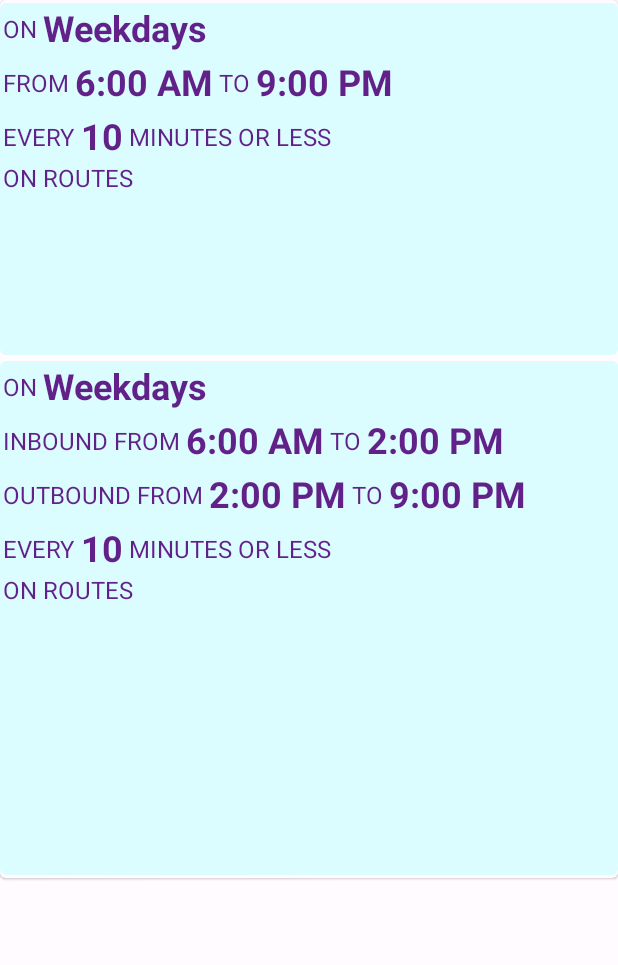
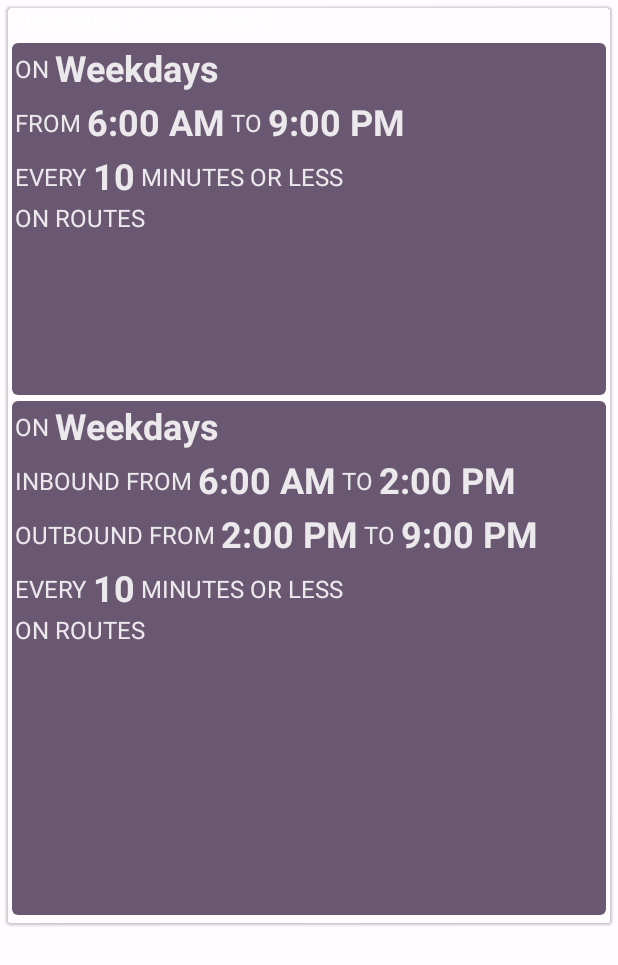
Before and after one commit to alandovskis/mobilispect, an Android app built with Jetpack Compose: the screen it shows after launch (MainActivity), on a phone screen of 412 x 824 dp. Shown: the top 965 px of the screen. Run offline under Robolectric (Android 15) with nearby library versions, the phone set to English and light mode, and no system bars; our stand-ins replace Dagger/Hilt's generated code, livedata-compose.

Commit message:
Frequency Commitment: Use colors from theme

```diff
--- a/android/src/main/java/com/mobilispect/android/ui/frequency/FrequencyCommitmentCard.kt
+++ b/android/src/main/java/com/mobilispect/android/ui/frequency/FrequencyCommitmentCard.kt
@@ -20,29 +20,48 @@ import androidx.compose.ui.unit.dp
 import androidx.compose.ui.unit.sp
 import androidx.lifecycle.viewmodel.compose.viewModel
 import com.mobilispect.android.R
-import com.mobilispect.android.ui.theme.md_theme_dark_onPrimary
-import com.mobilispect.android.ui.theme.md_theme_dark_primary
 
 @Composable
 fun FrequencyCommitmentCard(frequencyCommitmentViewModel: FrequencyCommitmentViewModel = viewModel()) {
     frequencyCommitmentViewModel.details()
     val uiState: FrequencyCommitmentUIState? by frequencyCommitmentViewModel.details.observeAsState()
     val items = uiState?.items ?: return
-    Card {
-        LazyColumn(content = {
-            for (item in items) {
-                item {
-                    FrequencyCommitmentItemEntry(item)
+    Card(
+        backgroundColor = MaterialTheme.colors.primary, modifier = Modifier
+            .fillMaxWidth()
+            .padding(4.dp)
+    )
+    {
+        Column {
+            val subtitle1 = MaterialTheme.typography.subtitle1
+            Text(
+                color = MaterialTheme.colors.onPrimary,
+                text = stringResource(R.string.frequency_commitment),
+                fontSize = subtitle1.fontSize,
+                fontWeight = subtitle1.fontWeight,
+                fontStyle = subtitle1.fontStyle,
+                modifier = Modifier.padding(start = 4.dp)
+            )
+
+            LazyColumn(modifier = Modifier.padding(4.dp), content = {
+                for (item in items) {
+                    item {
+                        FrequencyCommitmentItemEntry(item)
+                    }
                 }
-            }
-        })
+            })
+        }
     }
 }
 
 @Composable
 fun FrequencyCommitmentItemEntry(item: FrequencyCommitmentItemUIState) {
-    Surface(color = md_theme_dark_primary, contentColor = md_theme_dark_onPrimary, shape = MaterialTheme.shapes.small,
-        modifier = Modifier.padding(top = 2.dp, bottom = 2.dp)) {
+    Surface(
+        color = MaterialTheme.colors.secondary,
+        contentColor = MaterialTheme.colors.onSecondary,
+        shape = MaterialTheme.shapes.small,
+        modifier = Modifier.padding(top = 2.dp, bottom = 2.dp)
+    ) {
         Column(modifier = Modifier.padding(start = 2.dp, end = 2.dp)) {
             DaysOfTheWeek(item.daysOfTheWeek)
             Direction(item.directions)
@@ -73,7 +92,10 @@ private fun Frequency(uiState: FrequencyCommitmentFrequencyUIState) {
             text = uiState.frequency.toString(),
             fontWeight = FontWeight.Bold
         )
-        Text(text = stringResource(uiState.minutesOrLess), modifier = Modifier.align(CenterVertically))
+        Text(
+            text = stringResource(uiState.minutesOrLess),
+            modifier = Modifier.align(CenterVertically)
+        )
     }
 }
 
@@ -87,7 +109,8 @@ private fun Direction(directions: Collection<FrequencyCommitmentDirectionUIState
 
             val direction = if (directionTime.direction != null) {
                 "${stringResource(id = directionTime.direction)} ${
-                    stringResource(id = directionTime.from)}"
+                    stringResource(id = directionTime.from)
+                }"
             } else {
                 stringResource(id = directionTime.from)
             }
@@ -101,7 +124,8 @@ private fun Direction(directions: Collection<FrequencyCommitmentDirectionUIState
                 fontWeight = FontWeight.Bold
             )
             Text(
-                text = stringResource(id = directionTime.to), modifier = Modifier.align(CenterVertically)
+                text = stringResource(id = directionTime.to),
+                modifier = Modifier.align(CenterVertically)
             )
             Emphasized(
                 text = directionTime.endTime.format(timeFormatter),
@@ -123,8 +147,14 @@ private fun DaysOfTheWeek(daysOfWeek: Int) {
 
 @Composable
 private fun Emphasized(
-    text: String, fontWeight: FontWeight = FontWeight.Bold, fontSize: TextUnit = 24.sp) {
-    Text(text = text, fontWeight = fontWeight, fontSize = fontSize, modifier = Modifier.padding(4.dp, 4.dp))
+    text: String, fontWeight: FontWeight = FontWeight.Bold, fontSize: TextUnit = 24.sp
+) {
+    Text(
+        text = text,
+        fontWeight = fontWeight,
+        fontSize = fontSize,
+        modifier = Modifier.padding(4.dp, 4.dp)
+    )
 }
 
 @Preview(locale = "en", showBackground = true)
--- a/android/src/main/res/values/strings.xml
+++ b/android/src/main/res/values/strings.xml
@@ -8,4 +8,5 @@
     <string name="outbound">OUTBOUND</string>
     <string name="every">EVERY</string>
     <string name="on_routes">ON ROUTES</string>
+    <string name="frequency_commitment">Frequency Commitment</string>
 </resources>
```
Also changed, not shown: 1 other file.
